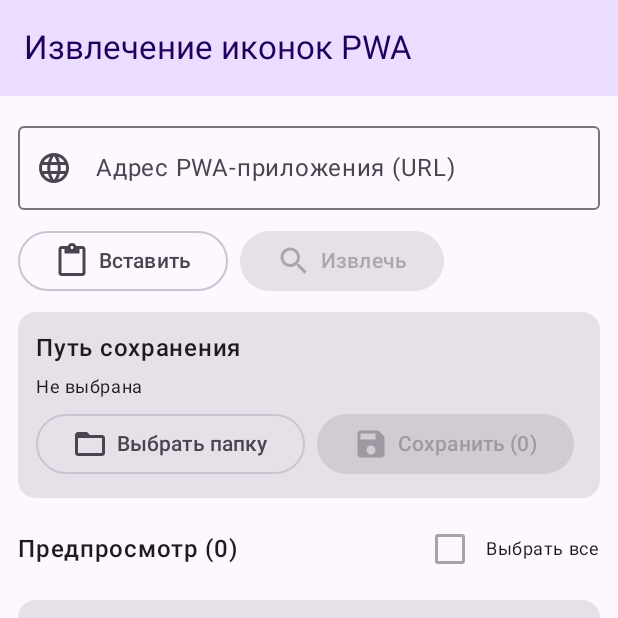
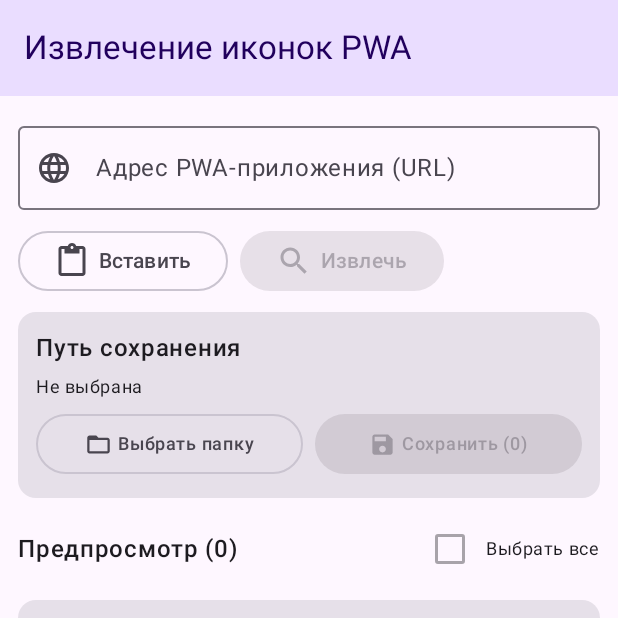
Before and after one commit to vladimirgorodok/PwaIconExtractor, an Android app built with Jetpack Compose: the screen it shows after launch (MainActivity), on a phone screen of 412 x 824 dp, the top half of it. Run offline under Robolectric (Android 15) with nearby library versions, the phone set to English and light mode, and no system bars.

Commit message:
Fix save button wrapping and improve image loading with Referer retry

```diff
--- a/app/src/main/java/ru/workspace/pwaiconextractor/MainActivity.kt
+++ b/app/src/main/java/ru/workspace/pwaiconextractor/MainActivity.kt
@@ -243,19 +243,37 @@ fun MainScreen(vm: MainViewModel = viewModel()) {
                         maxLines = 2,
                         overflow = TextOverflow.Ellipsis
                     )
-                    Row(horizontalArrangement = Arrangement.spacedBy(8.dp)) {
-                        OutlinedButton(onClick = { folderPicker.launch(null) }, enabled = !vm.isBusy) {
-                            Icon(Icons.Default.FolderOpen, contentDescription = null)
-                            Spacer(Modifier.width(6.dp))
-                            Text("Выбрать папку")
+                    Row(
+                        modifier = Modifier.fillMaxWidth(),
+                        horizontalArrangement = Arrangement.spacedBy(8.dp)
+                    ) {
+                        OutlinedButton(
+                            onClick = { folderPicker.launch(null) },
+                            enabled = !vm.isBusy,
+                            modifier = Modifier.weight(1f)
+                        ) {
+                            Icon(Icons.Default.FolderOpen, contentDescription = null, modifier = Modifier.size(18.dp))
+                            Spacer(Modifier.width(4.dp))
+                            Text(
+                                "Выбрать папку",
+                                style = MaterialTheme.typography.labelMedium,
+                                maxLines = 1,
+                                softWrap = false
+                            )
                         }
                         Button(
                             onClick = { vm.save(context) },
-                            enabled = !vm.isBusy && vm.saveTreeUri != null && selectedCount > 0
+                            enabled = !vm.isBusy && vm.saveTreeUri != null && selectedCount > 0,
+                            modifier = Modifier.weight(1f)
                         ) {
-                            Icon(Icons.Default.Save, contentDescription = null)
-                            Spacer(Modifier.width(6.dp))
-                            Text("Сохранить ($selectedCount)")
+                            Icon(Icons.Default.Save, contentDescription = null, modifier = Modifier.size(18.dp))
+                            Spacer(Modifier.width(4.dp))
+                            Text(
+                                "Сохранить ($selectedCount)",
+                                style = MaterialTheme.typography.labelMedium,
+                                maxLines = 1,
+                                softWrap = false
+                            )
                         }
                     }
                 }
```
Also changed, not shown: app/src/main/java/ru/workspace/pwaiconextractor/IconExtractor.kt (+22 -12 lines).
